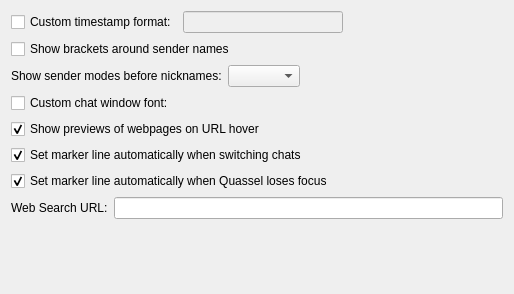
First picture: the form in src/qtui/settingspages/chatviewsettingspage.ui, repository quassel/quassel, before the edit.
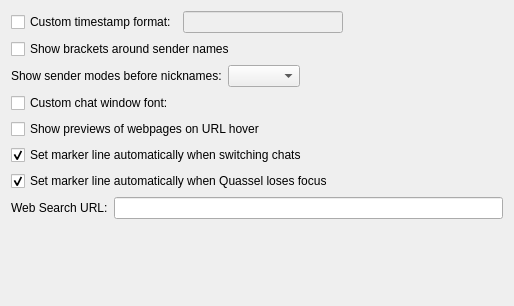
Second picture: the form after the edit. Custom widgets are drawn as their Qt base class.

Commit message:
qtui: Disable web preview by default
Upon popular request, disable the web preview by default. This
feature tends to surprise unwitting new users that just happen
to hover over a questionable link, and the preview's functionality
is limited anyway with today's complex websites.

The web preview can still be enabled explicitly in chatview settings.
Existing configurations are unaffected by this change.

Patch:
```diff
--- a/src/qtui/settingspages/chatviewsettingspage.ui
+++ b/src/qtui/settingspages/chatviewsettingspage.ui
@@ -7,7 +7,7 @@
     <x>0</x>
     <y>0</y>
     <width>514</width>
-    <height>294</height>
+    <height>306</height>
    </rect>
   </property>
   <property name="windowTitle">
@@ -178,7 +178,7 @@
       <string>Show previews of webpages on URL hover</string>
      </property>
      <property name="checked">
-      <bool>true</bool>
+      <bool>false</bool>
      </property>
      <property name="defaultValue" stdset="0">
       <bool>true</bool>
```
Left out of the diff: 2 changed lines with no effect on the pictures. The commit also changes 1 other file.
